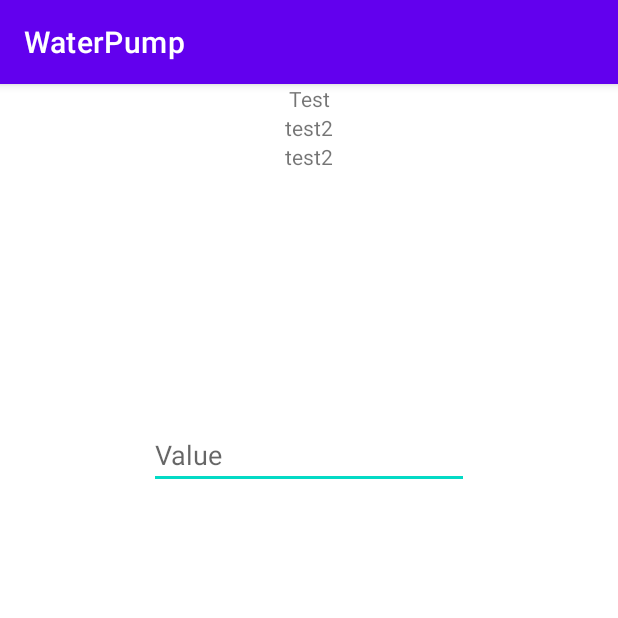
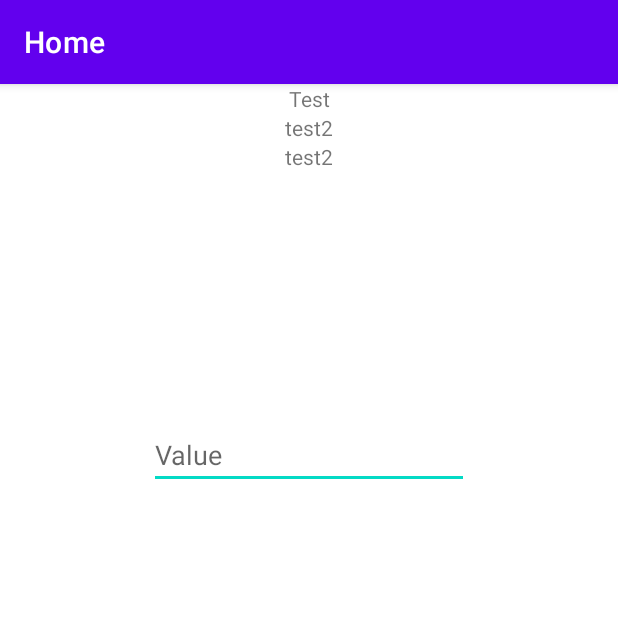
Before and after one commit to comanalex33/WaterPump, an Android app: the screen it shows after launch (MainActivity before the commit, HomeActivity after it), on a phone screen of 412 x 824 dp, the top half of it. Run offline under Robolectric (Android 15) with nearby library versions, the phone set to English and light mode, and no system bars; 1 statement that could not run was skipped.

Commit message:
before graph

```diff
--- a/Software/app/build.gradle
+++ b/Software/app/build.gradle
@@ -37,6 +37,7 @@ dependencies {
     implementation "org.jetbrains.kotlin:kotlin-stdlib:$kotlin_version"
     implementation 'androidx.core:core-ktx:1.7.0'
     implementation 'androidx.appcompat:appcompat:1.4.1'
+    implementation 'com.github.PhilJay:MPAndroidChart:v3.1.1'
     implementation 'com.google.android.material:material:1.6.0'
     implementation 'androidx.constraintlayout:constraintlayout:2.1.3'
     testImplementation 'junit:junit:4.+'
--- a/Software/app/src/main/java/app/quic/waterpump/MainActivity.kt
+++ b/Software/app/src/main/java/app/quic/waterpump/HomeActivity.kt
@@ -18,7 +18,7 @@ import retrofit2.Response
 import java.text.SimpleDateFormat
 import java.util.*
 
-class MainActivity : AppCompatActivity() {
+class HomeActivity : AppCompatActivity() {
 
     private lateinit var updateButton: Button
     private lateinit var textField: EditText
--- /dev/null
+++ b/Software/app/src/main/java/app/quic/waterpump/MainActivity.java
@@ -0,0 +1,53 @@
+package app.quic.waterpump;
+
+import androidx.appcompat.app.AppCompatActivity;
+
+import android.content.Intent;
+import android.content.IntentFilter;
+import android.net.ConnectivityManager;
+import android.os.Bundle;
+import android.os.Handler;
+
+import java.util.Objects;
+
+import app.quic.waterpump.Utility.Common;
+import app.quic.waterpump.Utility.NetworkChangeListener;
+
+public class MainActivity extends AppCompatActivity {
+
+    NetworkChangeListener networkChangeListener = new NetworkChangeListener();
+    Handler h = new Handler();
+
+    @Override
+    protected void onCreate(Bundle savedInstanceState) {
+        super.onCreate(savedInstanceState);
+        setContentView(R.layout.activity_loading);
+        Objects.requireNonNull(getSupportActionBar()).hide();
+//        if(Common.connected) {
+        h.postDelayed(new Runnable() {
+            @Override
+            public void run() {
+                Intent i = new Intent(MainActivity.this, HomeActivity.class);
+                startActivity(i);
+                finish();
+            }
+        }, 3000);
+//        }
+//        else {
+//            this.onCreate(savedInstanceState);
+//        }
+    }
+
+    @Override
+    protected void onStart() {
+        IntentFilter filter = new IntentFilter(ConnectivityManager.CONNECTIVITY_ACTION);
+        registerReceiver(networkChangeListener, filter);
+        super.onStart();
+    }
+
+    @Override
+    protected void onStop() {
+        unregisterReceiver(networkChangeListener);
+        super.onStop();
+    }
+}
--- a/Software/app/src/main/res/values/colors.xml
+++ b/Software/app/src/main/res/values/colors.xml
@@ -7,4 +7,10 @@
     <color name="teal_700">#FF018786</color>
     <color name="black">#FF000000</color>
     <color name="white">#FFFFFFFF</color>
+
+<!--    Demo Colors-->
+    <color name="colorOnPrimaryDemo">#fff</color>
+    <color name="colorPrimaryDemo">#554911</color>
+    <color name="colorPrimaryLightDemo">#EEE3AB</color>
+    <color name="colorAccentDemo">#665815</color>
 </resources>
--- a/Software/build.gradle
+++ b/Software/build.gradle
@@ -7,7 +7,7 @@ buildscript {
     }
     dependencies {
         classpath "com.android.tools.build:gradle:4.2.1"
-        classpath "org.jetbrains.kotlin:kotlin-gradle-plugin:$kotlin_version"
+        classpath "org.jetbrains.kotlin:kotlin-gradle-plugin:1.5.30"
 
         // NOTE: Do not place your application dependencies here; they belong
         // in the individual module build.gradle files
@@ -20,6 +20,7 @@ allprojects {
         mavenCentral()
         maven { url 'https://jitpack.io' }
         jcenter() // Warning: this repository is going to shut down soon
+
     }
 }
 
```
Also changed, not shown: Software/app/src/main/AndroidManifest.xml (+6 -1 lines), Software/app/src/main/java/app/quic/waterpump/Utility/Common.java (added, +25 -0 lines), Software/app/src/main/java/app/quic/waterpump/Utility/NetworkChangeListener.java (added, +42 -0 lines), Software/app/src/main/res/drawable/button_shape.xml (added, +10 -0 lines), Software/app/src/main/res/drawable/ic_baseline_signal_wifi_off_24.xml (added, +10 -0 lines), Software/app/src/main/res/layout/activity_loading.xml (added, +9 -0 lines), Software/app/src/main/res/layout/check_internet_dialog.xml (added, +36 -0 lines), Software/app/src/main/res/drawable/blue_sea_water.jpg (added).
